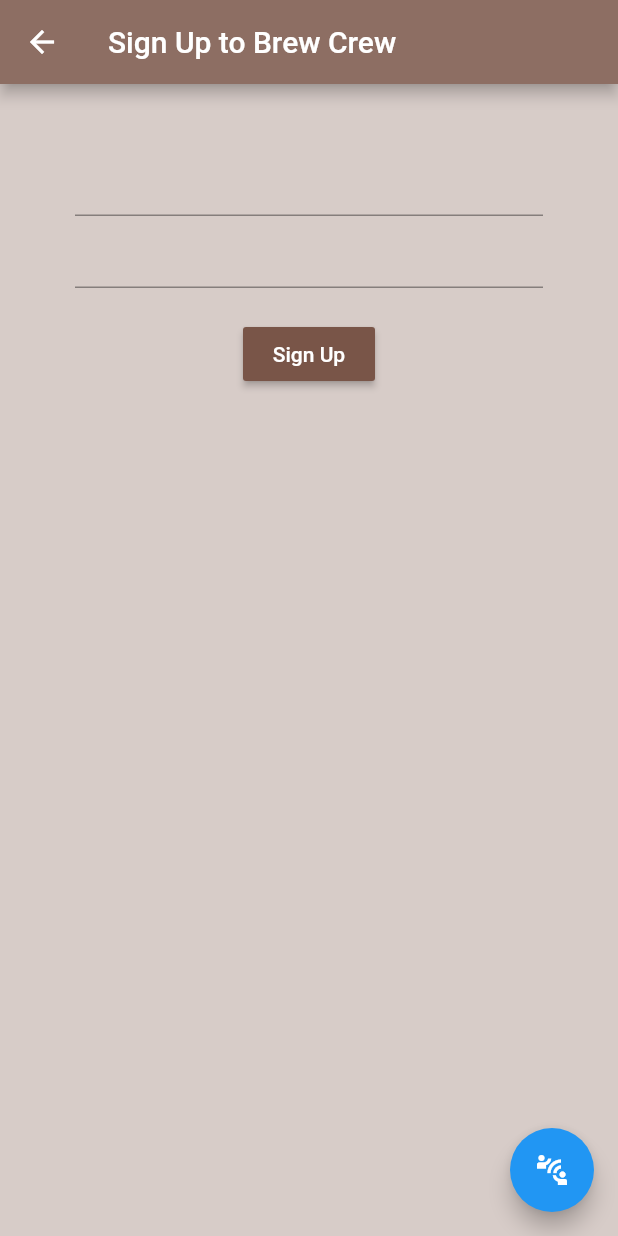
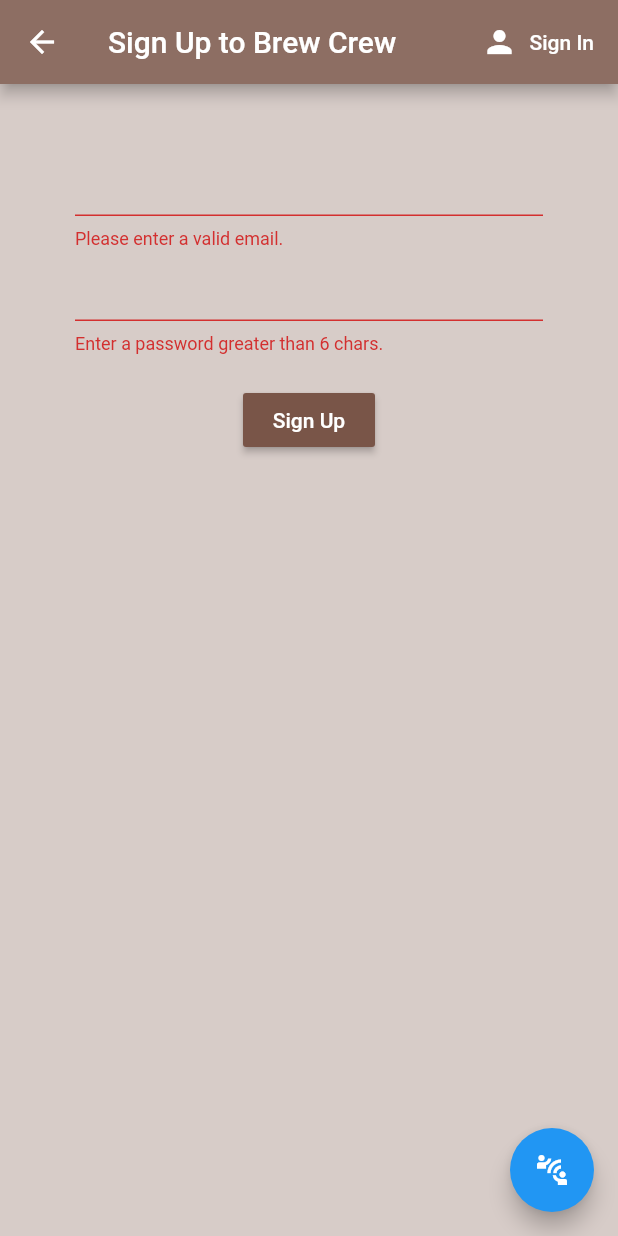
Before and after one commit to imrishuroy/Brew-Crew-Flutter, a Flutter app: the Register screen opened directly, after a tap on "Sign Up", on a phone screen of 412 x 824 dp. Run offline on Flutter 3.47's test engine with Material 2 defaults, Android fonts, the phone set to English and light mode, and no system bars; our stand-ins replace firebase_auth, firebase_core; accounts and stored records are empty.

Commit message:
Added Register method and hokked with register page

```diff
--- a/lib/screens/auth/register.dart
+++ b/lib/screens/auth/register.dart
@@ -2,6 +2,10 @@ import 'package:brew_crew/services/auth_service.dart';
 import 'package:flutter/material.dart';
 
 class Register extends StatefulWidget {
+  final Function toggleView;
+
+  const Register({Key key, this.toggleView}) : super(key: key);
+
   @override
   _RegisterState createState() => _RegisterState();
 }
@@ -10,6 +14,8 @@ class _RegisterState extends State<Register> {
   final AuthService _auth = AuthService();
   String _email = '';
   String _password = '';
+  final _formKey = GlobalKey<FormState>();
+  String error = '';
 
   @override
   Widget build(BuildContext context) {
@@ -29,6 +35,23 @@ class _RegisterState extends State<Register> {
       ),
       backgroundColor: Colors.brown[100],
       appBar: AppBar(
+        actions: [
+          FlatButton.icon(
+            onPressed: () {
+              widget.toggleView();
+            },
+            icon: Icon(
+              Icons.person,
+              color: Colors.white,
+            ),
+            label: Text(
+              'Sign In',
+              style: TextStyle(
+                color: Colors.white,
+              ),
+            ),
+          ),
+        ],
         title: Text('Sign Up to Brew Crew'),
         backgroundColor: Colors.brown[400],
       ),
@@ -39,6 +62,7 @@ class _RegisterState extends State<Register> {
             horizontal: 50,
           ),
           child: Form(
+            key: _formKey,
             child: Column(
               children: [
                 SizedBox(height: 20.0),
@@ -48,6 +72,10 @@ class _RegisterState extends State<Register> {
                       _email = value;
                     });
                   },
+                  validator: (value) =>
+                      value.isEmpty || !value.contains('@gmail.com')
+                          ? 'Please enter a valid email.'
+                          : null,
                 ),
                 TextFormField(
                   obscureText: true,
@@ -56,19 +84,41 @@ class _RegisterState extends State<Register> {
                       _password = value;
                     });
                   },
+                  validator: (value) => value.length < 6
+                      ? 'Enter a password greater than 6 chars.'
+                      : null,
                 ),
                 SizedBox(height: 20),
                 RaisedButton(
                   color: Colors.brown,
                   onPressed: () async {
-                    print(_email);
-                    print(_password);
+                    // print(_email);
+                    // print(_password);
+                    if (_formKey.currentState.validate()) {
+                      var result = await _auth.registerWithEmailAndPassword(
+                          _email, _password);
+                      if (result == null) {
+                        setState(() {
+                          error = 'Something went wrong';
+                        });
+                      }
+                      // print(_email);
+                      // print(_password);
+                    }
                   },
                   child: Text(
                     'Sign Up',
                     style: TextStyle(
                       color: Colors.white,
                     ),
+                  ),
+                ),
+                SizedBox(height: 12.0),
+                Text(
+                  error,
+                  style: TextStyle(
+                    color: Colors.red,
+                    fontSize: 14.0,
                   ),
                 )
               ],
```
Also changed, not shown: lib/screens/auth/authenticate.dart (+18 -1 lines), lib/screens/auth/sign_in.dart (+20 -0 lines), lib/services/auth_service.dart (+14 -0 lines).
